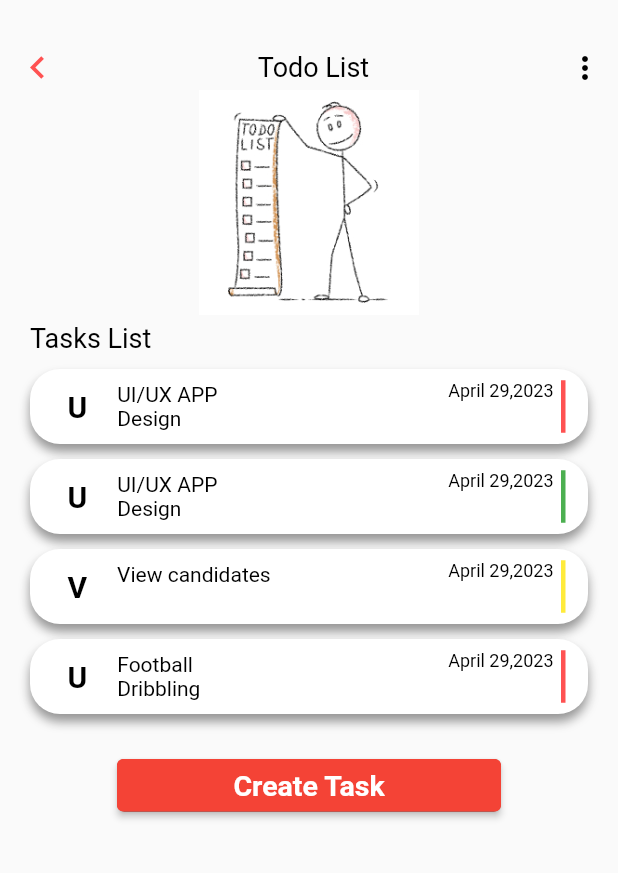
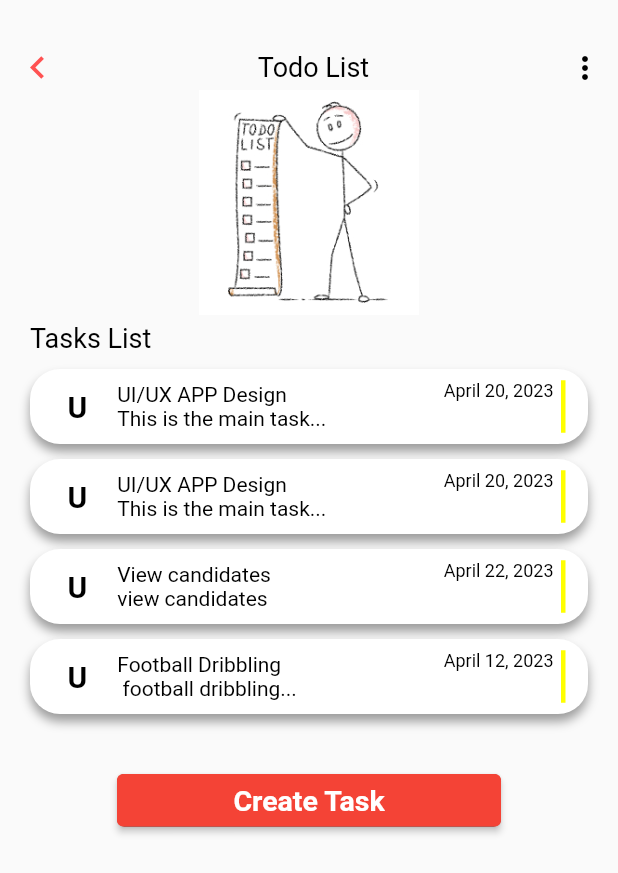
Before and after one commit to abi26anamo/2023-project-phase-mobile-tasks, a Flutter app: the TodoListPage screen opened by its route, on a phone screen of 412 x 824 dp. Shown: the top 873 px of the screen. Run offline on Flutter 3.47's test engine with Material 2 defaults, Android fonts, the phone set to English and light mode, and no system bars; our stand-ins replace dartz, equatable.

Commit message:
entities and usecases task completed

```diff
--- /dev/null
+++ b/on-boarding/layout_task/lib/features/domain/entities/task.dart
@@ -0,0 +1,25 @@
+import 'package:equatable/equatable.dart';
+import 'package:flutter/material.dart';
+
+class TodoTask extends Equatable {
+  final String id;
+  final String text;
+  final String title;
+  final String subtitle;
+  final String date;
+  final Color color;
+  final bool isCompleted;
+
+  TodoTask({
+    required this.id,
+    required this.text,
+    required this.title,
+    required this.subtitle,
+    required this.date,
+    required this.color,
+    this.isCompleted = false,
+  });
+
+  @override
+  List<Object?> get props => [id, text, title, subtitle, date, color, isCompleted];
+}
--- /dev/null
+++ b/on-boarding/layout_task/lib/features/domain/repository/task_repository.dart
@@ -0,0 +1,13 @@
+
+import 'package:dartz/dartz.dart';
+
+import '../../../core/errors/failure.dart';
+import '../entities/task.dart';
+
+abstract class TaskRepository {
+  Future<Either<Failure, List<TodoTask>>> getTasks();
+  Future<Either<Failure, TodoTask>> getTask(int id);
+  Future<Either<Failure, TodoTask>> createTask(TodoTask task);
+  Future<Either<Failure, void>> updateTask(TodoTask task);
+  Future<Either<Failure, void>> deleteTask(int id);
+}
--- /dev/null
+++ b/on-boarding/layout_task/lib/features/domain/usecases/create_task_usecase.dart
@@ -0,0 +1,14 @@
+import 'package:dartz/dartz.dart';
+import 'package:layout_task/core/errors/failure.dart';
+import 'package:layout_task/features/domain/entities/task.dart';
+import 'package:layout_task/features/domain/repository/task_repository.dart';
+
+class CreateTodoTask {
+  final TaskRepository  taskRepository;
+
+  CreateTodoTask(this.taskRepository);
+
+  Future<Either<Failure,TodoTask>>execute(TodoTask task) async{
+    return await taskRepository.createTask(task);
+  }
+}
--- /dev/null
+++ b/on-boarding/layout_task/lib/features/presentation/pages/task_list_page.dart
@@ -0,0 +1,195 @@
+import 'package:flutter/material.dart';
+import '../widgets/task_card.dart';
+import 'task_detail_page.dart';
+
+class TodoListPage extends StatefulWidget {
+  @override
+  _TodoListPageState createState() => _TodoListPageState();
+}
+
+class _TodoListPageState extends State<TodoListPage> {
+  List<Task> tasks = [
+    Task(
+      title: "UI/UX APP Design",
+      description: "This is the main task...",
+      deadline: "April 20, 2023",
+    ),
+    Task(
+      title: "UI/UX APP Design",
+      description: "This is the main task...",
+      deadline: "April 20, 2023",
+    ),
+    Task(
+      title: "View candidates",
+      description: "view candidates",
+      deadline: "April 22, 2023",
+    ),
+    Task(
+      title: "Football Dribbling",
+      description: " football dribbling...",
+      deadline: "April 12, 2023",
+    ),
+  ];
+
+  void _updateTaskCompletion(int index, bool isCompleted) {
+    setState(() {
+      tasks[index].isCompleted = isCompleted;
+    });
+  }
+
+  @override
+  Widget build(BuildContext context) {
+    return Scaffold(
+      body: SingleChildScrollView(
+        child: Column(
+          children: [
+            SizedBox(height: 30),
+            Container(
+              padding: const EdgeInsets.symmetric(horizontal: 10),
+              height: 30,
+              width: double.infinity,
+              child: Row(
+                mainAxisAlignment: MainAxisAlignment.spaceBetween,
+                children: [
+                  GestureDetector(
+                    onTap: () {
+                      Navigator.pop(context);
+                    },
+                    child: Icon(
+                      Icons.chevron_left,
+                      color: Colors.redAccent,
+                      size: 30,
+                    ),
+                  ),
+                  Text(
+                    'Todo List',
+                    style: TextStyle(
+                      color: Colors.black,
+                      fontSize: 18,
+                    ),
+                  ),
+                  Icon(
+                    Icons.more_vert,
+                    color: Colors.black,
+                  ),
+                ],
+              ),
+            ),
+            Image.asset(
+              "assets/images/stickman.jpg",
+              height: 150,
+              width: 150,
+            ),
+            SizedBox(height: 5),
+            Container(
+              padding: const EdgeInsets.symmetric(horizontal: 20),
+              child: Column(
+                children: [
+                  Row(
+                    mainAxisAlignment: MainAxisAlignment.start,
+                    children: [
+                      Text(
+                        "Tasks List",
+                        style: TextStyle(
+                          color: Colors.black,
+                          fontSize: 18,
+                        ),
+                      ),
+                      SizedBox(width: 200),
+                    ],
+                  ),
+                  SizedBox(height: 10),
+                  Column(
+                    crossAxisAlignment: CrossAxisAlignment.start,
+                    mainAxisAlignment: MainAxisAlignment.spaceBetween,
+                    children: [
+                      for (int i = 0; i < tasks.length; i++)
+                        Column(
+                          children: [
+                            GestureDetector(
+                              onTap: () {
+                                Navigator.push(
+                                  context,
+                                  MaterialPageRoute(
+                                    builder: (context) => TaskDetail(
+                                      title: tasks[i].title,
+                                      description: tasks[i].description,
+                                      deadline: tasks[i].deadline,
+                                      isCompleted: tasks[i].isCompleted,
+                                      onCompleteChanged: (isCompleted) =>
+                                          _updateTaskCompletion(i, isCompleted),
+                                    ),
+                                  ),
+                                );
+                              },
+                              child: TaskCard(
+                                iconColor: Colors.black,
+                                text: "U",
+                                title: tasks[i].title,
+                                subtitle: tasks[i].description,
+                                date: tasks[i].deadline,
+                                color: Colors.white,
+                                isCompleted: tasks[i].isCompleted,
+                                onCompleteChanged: (isCompleted) =>
+                                    _updateTaskCompletion(i, isCompleted),
+                              ),
+                            ),
+                            SizedBox(height: 10),
+                          ],
+                        ),
+                      SizedBox(height: 30),
+                      Row(
+                        mainAxisAlignment: MainAxisAlignment.center,
+                        children: [
+                          Container(
+                            height: 35,
+                            width: 256,
+                            decoration: BoxDecoration(
+                              color: Color.fromARGB(237, 111, 7, 1),
+                              borderRadius: BorderRadius.circular(5),
+                            ),
+                            child: ElevatedButton(
+                              style: ElevatedButton.styleFrom(
+                                backgroundColor: Colors.red,
+                              ),
+                              onPressed: () {
+                                Navigator.pushNamed(
+                                    context, '/create_new_task');
+                              },
+                              child: Text(
+                                "Create Task",
+                                style: TextStyle(
+                                  color: Colors.white,
+                                  fontSize: 19,
+                                  fontWeight: FontWeight.w700,
+                                ),
+                              ),
+                            ),
+                          ),
+                        ],
+                      ),
+                    ],
+                  ),
+                ],
+              ),
+            ),
+          ],
+        ),
+      ),
+    );
+  }
+}
+
+class Task {
+  final String title;
+  final String description;
+  final String deadline;
+  bool isCompleted;
+
+  Task({
+    required this.title,
+    required this.description,
+    required this.deadline,
+    this.isCompleted = false,
+  });
+}
--- /dev/null
+++ b/on-boarding/layout_task/lib/features/presentation/widgets/task_card.dart
@@ -0,0 +1,111 @@
+import 'package:flutter/material.dart';
+
+class TaskCard extends StatelessWidget {
+  final Color iconColor;
+  final String text;
+  final String title;
+  final String subtitle;
+  final String date;
+  final Color color;
+  final bool isCompleted;
+  final Function(bool) onCompleteChanged;
+
+  TaskCard({
+    required this.iconColor,
+    required this.text,
+    required this.title,
+    required this.subtitle,
+    required this.date,
+    required this.color,
+    required this.isCompleted,
+    required this.onCompleteChanged,
+  });
+
+  @override
+  Widget build(BuildContext context) {
+    final taskColor = Colors.white;
+    final textColor = Colors.black;
+
+    return Container(
+      decoration: BoxDecoration(
+        borderRadius: BorderRadius.circular(20),
+        boxShadow: [
+          BoxShadow(
+            color: Colors.black38,
+            blurRadius: 5,
+            offset: Offset(0, 5),
+          ),
+        ],
+      ),
+      child: Container(
+        height: 50,
+        decoration: BoxDecoration(
+          color: taskColor,
+          borderRadius: BorderRadius.circular(20),
+        ),
+        padding: const EdgeInsets.symmetric(horizontal: 10),
+        child: Row(
+          mainAxisAlignment: MainAxisAlignment.spaceBetween,
+          children: [
+            Row(
+              mainAxisAlignment: MainAxisAlignment.spaceBetween,
+              crossAxisAlignment: CrossAxisAlignment.center,
+              children: [
+                SizedBox(width: 15),
+                Text(
+                  text,
+                  style: TextStyle(
+                    color: iconColor,
+                    fontSize: 20,
+                    fontWeight: FontWeight.w700,
+                  ),
+                ),
+                SizedBox(width: 20),
+                Column(
+                  crossAxisAlignment: CrossAxisAlignment.start,
+                  mainAxisAlignment: MainAxisAlignment.center,
+                  children: [
+                    Text(
+                      title,
+                      style: TextStyle(
+                        color: textColor,
+                      ),
+                    ),
+                    Text(
+                      subtitle,
+                      style: TextStyle(
+                        color: textColor,
+                      ),
+                    ),
+                  ],
+                )
+              ],
+            ),
+            Row(
+              mainAxisAlignment: MainAxisAlignment.spaceBetween,
+              crossAxisAlignment: CrossAxisAlignment.start,
+              children: [
+                Text(
+                  date,
+                  style: TextStyle(
+                    color: textColor,
+                    fontSize: 12,
+                  ),
+                ),
+                SizedBox(width: 5),
+                Container(
+                  height: 35,
+                  width: 3,
+                  decoration: BoxDecoration(
+                    color: isCompleted ? Colors.red : Colors.yellowAccent,
+                  ),
+                ),
+                SizedBox(width: 5),
+              ],
+            ),
+          ],
+        ),
+      ),
+    );
+  }
+}
--- a/on-boarding/layout_task/lib/todo_list.dart
+++ /dev/null
@@ -1,316 +0,0 @@
-import 'package:flutter/material.dart';
-import 'task_detail.dart';
-
-class TodoListPage extends StatefulWidget {
-  @override
-  _TodoListPageState createState() => _TodoListPageState();
-}
-
-class _TodoListPageState extends State<TodoListPage> {
-  @override
-  Widget build(BuildContext context) {
-    return Scaffold(
-
-      body: SingleChildScrollView(
-        child: Column(
-          children: [
-            SizedBox(height: 30),
-            Container(
-              padding: const EdgeInsets.symmetric(horizontal: 10),
-              height: 30,
-              width: double.infinity,
-              child: Row(
-                mainAxisAlignment: MainAxisAlignment.spaceBetween,
-                children: [
-                  GestureDetector(
-                    onTap: () {
-                      Navigator.pop(context);
-                    },
-                    child: Icon(
-                      Icons.chevron_left,
-                      color: Colors.redAccent,
-                      size: 30,
-                    ),
-                  ),
-                  Text(
-                    'Todo List',
-                    style: TextStyle(
-                      color: Colors.black,
-                      fontSize: 18,
-                    ),
-                  ),
-                  Icon(
-                    Icons.more_vert,
-                    color: Colors.black,
-                  ),
-                ],
-              ),
-            ),
-            Image.asset(
-              "assets/images/stickman.jpg",
-              height: 150,
-              width: 150,
-            ),
-            SizedBox(height: 5),
-            Container(
-              padding: const EdgeInsets.symmetric(horizontal: 20),
-              child: Column(
-                children: [
-                  Row(
-                    mainAxisAlignment: MainAxisAlignment.start,
-                    children: [
-                      Text(
-                        "Tasks List",
-                        style: TextStyle(
-                          color: Colors.black,
-                          fontSize: 18,
-                        ),
-                      ),
-                      SizedBox(width: 200),
-                    ],
-                  ),
-                  SizedBox(height: 10),
-                  Column(
-                    crossAxisAlignment: CrossAxisAlignment.start,
-                    mainAxisAlignment: MainAxisAlignment.spaceBetween,
-                    children: [
-                      GestureDetector(
-                        onTap: () {
-                          Navigator.push(
-                            context,
-                            MaterialPageRoute(
-                              builder: (context) => TaskDetail(
-                                title: "UI/UX APP Design",
-                                description: "This is the main task...",
-                                deadline: "April 20,2023",
-                              ),
-                            ),
-                          );
-                        },
-                        child: TaskListItem(
-                          iconColor: Colors.black,
-                          text: "U",
-                          title: "UI/UX APP",
-                          subtitle: "Design",
-                          date: "April 29,2023",
-                          color: Colors.redAccent,
-                        ),
-                      ),
-                      SizedBox(height: 10),
-                      GestureDetector(
-                        onTap: () {
-                          Navigator.push(
-                            context,
-                            MaterialPageRoute(
-                              builder: (context) => TaskDetail(
-                                title: "UI/UX APP Design",
-                                description: "This is the main task...",
-                                deadline: "April 20,2023",
-                              ),
-                            ),
-                          );
-                        },
-                        child: TaskListItem(
-                          iconColor: Colors.black,
-                          text: "U",
-                          title: "UI/UX APP",
-                          subtitle: "Design",
-                          date: "April 29,2023",
-                          color: Colors.green,
-                        ),
-                      ),
-                      SizedBox(height: 10),
-                      GestureDetector(
-                        onTap: () {
-                          Navigator.push(
-                            context,
-                            MaterialPageRoute(
-                              builder: (context) => TaskDetail(
-                                title: "View candidates",
-                                description: "This task is about view candidates description for me to complete the task",
-                                deadline: "April 22,2023",
-                              ),
-                            ),
-                          );
-                        },
-                        child: TaskListItem(
-                          iconColor: Colors.black,
-                          text: "V",
-                          title: "View candidates",
-                          subtitle: "",
-                          date: "April 29,2023",
-                          color: Colors.yellow,
-                        ),
-                      ),
-                      SizedBox(height: 10),
-                      GestureDetector(
-                        onTap: () {
-                          Navigator.push(
-                            context,
-                            MaterialPageRoute(
-                              builder: (context) => TaskDetail(
-                                title: "Football Dribbling",
-                                description: "This task is about football dribbling that helps us to complete the task",
-                                deadline: "April 12,2023",
-                              ),
-                            ),
-                          );
-                        },
-                        child: TaskListItem(
-                          iconColor: Colors.black,
-                          text: "U",
-                          title: "Football",
-                          subtitle: "Dribbling",
-                          date: "April 29,2023",
-                          color: Colors.redAccent,
-                        ),
-                      ),
-                      SizedBox(height: 30),
-                      Row(
-                        mainAxisAlignment: MainAxisAlignment.center,
-                        children: [
-                          Container(
-                            height: 35,
-                            width: 256,
-                            decoration: BoxDecoration(
-                              color: Color.fromARGB(237, 111, 7, 1),
-                              borderRadius: BorderRadius.circular(5),
-                            ),
-                            child: ElevatedButton(
-                              style: ElevatedButton.styleFrom(
-                                backgroundColor: Colors.red,
-                              ),
-                              onPressed: () {
-                                Navigator.pushNamed(context, '/create_new_task');
-                              },
-                              child: Text(
-                                "Create Task",
-                                style: TextStyle(
-                                  color: Colors.white,
-                                  fontSize: 19,
-                                  fontWeight: FontWeight.w700,
-                                ),
-                              ),
-                            ),
-                          ),
-                        ],
-                      ),
-                    ],
-                  ),
-                ],
-              ),
-            ),
-          ],
-        ),
-      ),
-    );
-  }
-}
-
-class TaskListItem extends StatelessWidget {
-  final Color iconColor;
-  final String text;
-  final String title;
-  final String subtitle;
-  final String date;
-  final Color color;
-
-  TaskListItem({
-    required this.iconColor,
-    required this.text,
-    required this.title,
-    required this.subtitle,
-    required this.date,
-    required this.color,
-  });
-
-  @override
-  Widget build(BuildContext context) {
-    return Container(
-      decoration: BoxDecoration(
-        borderRadius: BorderRadius.circular(20),
-        boxShadow: [
-          BoxShadow(
-            color: Color.fromARGB(31, 170, 168, 168),
-            blurRadius: 5,
-            offset: Offset(0, 5),
-          ),
-          BoxShadow(
-            color: Colors.black38,
-            blurRadius: 5,
-            offset: Offset(0, 5),
-          ),
-        ],
-      ),
-      child: Container(
-        height: 50,
-        decoration: BoxDecoration(
-          color: Colors.white,
-          borderRadius: BorderRadius.circular(20),
-        ),
-        padding: const EdgeInsets.symmetric(horizontal: 10),
-        child: Row(
-          mainAxisAlignment: MainAxisAlignment.spaceBetween,
-          children: [
-            Row(
-              mainAxisAlignment: MainAxisAlignment.spaceBetween,
-              crossAxisAlignment: CrossAxisAlignment.center,
-              children: [
-                SizedBox(width: 15),
-                Text(
-                  text,
-                  style: TextStyle(
-                    color: iconColor,
-                    fontSize: 20,
-                    fontWeight: FontWeight.w700,
-                  ),
-                ),
-                SizedBox(width: 20),
-                Column(
-                  crossAxisAlignment: CrossAxisAlignment.start,
-                  mainAxisAlignment: MainAxisAlignment.center,
-                  children: [
-                    Text(
-                      title,
-                      style: TextStyle(
-                        color: Colors.black,
-                      ),
-                    ),
-                    Text(
-                      subtitle,
-                      style: TextStyle(
-                        color: Colors.black,
-                      ),
-                    ),
-                  ],
-                )
-              ],
-            ),
-            Row(
-              mainAxisAlignment: MainAxisAlignment.spaceBetween,
-              crossAxisAlignment: CrossAxisAlignment.start,
-              children: [
-                Text(
-                  date,
-                  style: TextStyle(
-                    color: Colors.black,
-                    fontSize: 12,
-                  ),
-                ),
-                SizedBox(width: 5),
-                Container(
-                  height: 35,
-                  width: 3,
-                  decoration: BoxDecoration(
-                    color: color,
-                  ),
-                ),
-                SizedBox(width: 5),
-              ],
-            ),
-          ],
-        ),
-      ),
-    );
-  }
-}
```
Also changed, not shown: on-boarding/layout_task/lib/core/errors/failure.dart (added, +11 -0 lines), on-boarding/layout_task/lib/features/domain/usecases/get_task_usecase.dart (added, +16 -0 lines), on-boarding/layout_task/lib/features/presentation/pages/task_detail_page.dart (renamed from on-boarding/layout_task/lib/task_detail.dart, +15 -10 lines), on-boarding/layout_task/lib/main.dart (+5 -4 lines), on-boarding/layout_task/pubspec.yaml (+9 -1 lines), on-boarding/layout_task/lib/features/data/datasources/task_local_data_source.dart (added), on-boarding/layout_task/lib/features/data/models/task_model.dart (added), on-boarding/layout_task/lib/features/data/repository/task_repository_impl.dart (added), on-boarding/layout_task/lib/features/presentation/pages/create_task_page.dart (line endings or trailing spaces), on-boarding/layout_task/lib/features/presentation/pages/onboarding_page.dart (renamed from on-boarding/layout_task/lib/onboarding.dart), on-boarding/layout_task/pubspec.lock, 8 other files.
